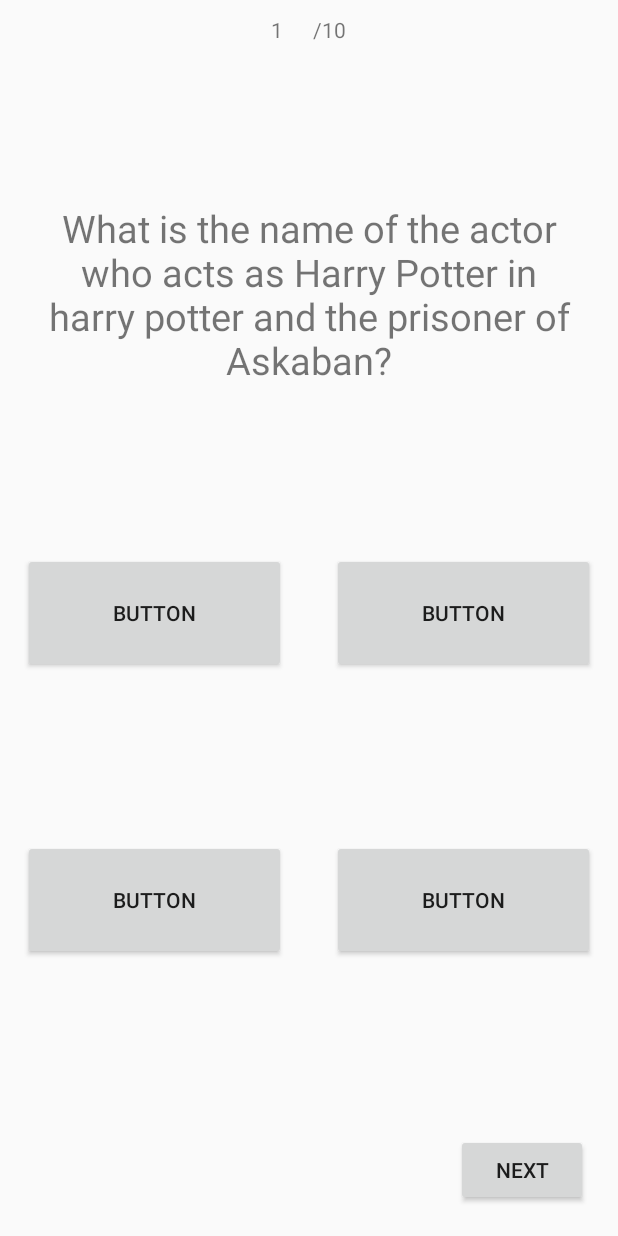
After one commit to Dinusha2017/MovieQuizApp, an Android app: the layout activity_quiz.xml on its own in the app's theme, with its tools: preview values and no code run, on a phone screen of 412 x 824 dp. The commit adds this screen. Run offline under Robolectric (Android 15) with nearby library versions, the light colour scheme and no system bars.

Commit message:
Project Changes and Quiz so far

```diff
--- a/app/build.gradle
+++ b/app/build.gradle
@@ -4,7 +4,7 @@
     compileSdkVersion 26
     defaultConfig {
         applicationId "com.ctse.sliit.moviequizapp"
-        minSdkVersion 15
+        minSdkVersion 19
         targetSdkVersion 26
         versionCode 1
         versionName "1.0"
@@ -16,10 +16,12 @@
             proguardFiles getDefaultProguardFile('proguard-android.txt'), 'proguard-rules.pro'
         }
     }
+    productFlavors {
+    }
 }
 
 dependencies {
-    implementation fileTree(dir: 'libs', include: ['*.jar'])
+    implementation fileTree(include: ['*.jar'], dir: 'libs')
     implementation 'com.android.support:appcompat-v7:26.1.0'
     implementation 'com.android.support.constraint:constraint-layout:1.0.2'
     testImplementation 'junit:junit:4.12'
--- a/app/src/main/AndroidManifest.xml
+++ b/app/src/main/AndroidManifest.xml
@@ -9,13 +9,14 @@
         android:roundIcon="@mipmap/ic_launcher_round"
         android:supportsRtl="true"
         android:theme="@style/AppTheme">
-        <activity android:name=".MainActivity">
+        <activity android:name=".controllers.MainActivity">
             <intent-filter>
                 <action android:name="android.intent.action.MAIN" />
 
                 <category android:name="android.intent.category.LAUNCHER" />
             </intent-filter>
         </activity>
+        <activity android:name=".controllers.QuizActivity"></activity>
     </application>
 
 </manifest>
--- /dev/null
+++ b/app/src/main/res/layout/activity_quiz.xml
@@ -0,0 +1,99 @@
+<?xml version="1.0" encoding="utf-8"?>
+<LinearLayout xmlns:android="http://schemas.android.com/apk/res/android"
+    xmlns:app="http://schemas.android.com/apk/res-auto"
+    xmlns:tools="http://schemas.android.com/tools"
+    android:layout_width="match_parent"
+    android:layout_height="match_parent"
+    android:orientation="vertical"
+    android:gravity="center"
+    tools:context="com.ctse.sliit.moviequizapp.controllers.QuizActivity">
+
+
+    <LinearLayout
+        android:layout_width="match_parent"
+        android:layout_height="wrap_content"
+        android:orientation="horizontal">
+
+        <TextView
+            android:layout_width="wrap_content"
+            android:layout_height="wrap_content"
+            android:layout_weight="1"
+            android:padding="10dp"
+            android:gravity="right"
+            android:text="1" />
+
+        <TextView
+            android:layout_width="wrap_content"
+            android:layout_height="wrap_content"
+            android:layout_weight="1"
+            android:padding="10dp"
+            android:text="/10" />
+    </LinearLayout>
+
+    <TextView
+        android:id="@+id/textView"
+        android:layout_width="wrap_content"
+        android:layout_height="wrap_content"
+        android:layout_weight="1"
+        android:padding="15dp"
+        android:gravity="center"
+        android:text="What is the name of the actor who acts as Harry Potter in harry potter and the prisoner of Askaban?"
+        android:textSize="25dp" />
+
+    <LinearLayout
+        android:layout_width="match_parent"
+        android:layout_height="wrap_content"
+        android:layout_weight="0.5"
+        android:orientation="horizontal">
+
+        <Button
+            android:id="@+id/button"
+            android:layout_width="match_parent"
+            android:layout_height="80dp"
+            android:layout_weight="1"
+            android:padding="20dp"
+            android:layout_margin="15dp"
+            android:text="Button" />
+
+        <Button
+            android:layout_width="match_parent"
+            android:layout_height="80dp"
+            android:layout_weight="1"
+            android:padding="20dp"
+            android:layout_margin="15dp"
+            android:text="Button" />
+    </LinearLayout>
+
+    <LinearLayout
+        android:layout_width="match_parent"
+        android:layout_height="wrap_content"
+        android:layout_weight="0.5"
+        android:orientation="horizontal">
+
+        <Button
+            android:id="@+id/button3"
+            android:layout_width="match_parent"
+            android:layout_height="80dp"
+            android:layout_weight="1"
+            android:padding="20dp"
+            android:layout_margin="15dp"
+            android:text="Button" />
+
+        <Button
+            android:id="@+id/button2"
+            android:layout_width="match_parent"
+            android:layout_height="80dp"
+            android:layout_weight="1"
+            android:padding="20dp"
+            android:layout_margin="15dp"
+            android:text="Button" />
+    </LinearLayout>
+
+    <Button
+        android:id="@+id/button4"
+        android:layout_width="wrap_content"
+        android:layout_height="wrap_content"
+        android:layout_margin="20dp"
+        android:layout_gravity="right"
+        android:text="Next" />    <!-- TextView -->
+</LinearLayout>
--- a/app/src/main/res/values/strings.xml
+++ b/app/src/main/res/values/strings.xml
@@ -1,3 +1,3 @@
 <resources>
-    <string name="app_name">MovieQuizApp</string>
+    <string name="app_name">Movie Quiz App</string>
 </resources>
```
Also changed, not shown: app/src/main/java/com/ctse/sliit/moviequizapp/controllers/MainActivity.java (added, +16 -0 lines), app/src/main/java/com/ctse/sliit/moviequizapp/controllers/QuizActivity.java (renamed from app/src/main/java/com/ctse/sliit/moviequizapp/MainActivity.java, +5 -3 lines), app/src/main/java/com/ctse/sliit/moviequizapp/helper_services/DBHelper.java (added, +91 -0 lines).
